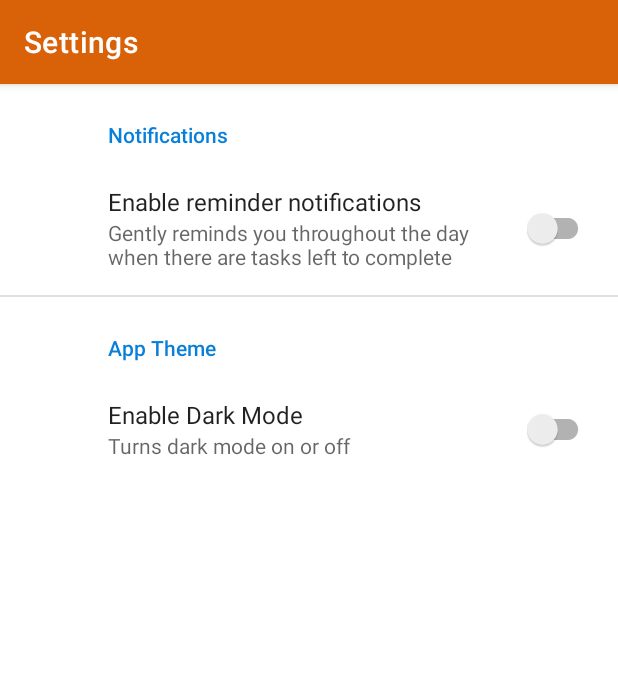
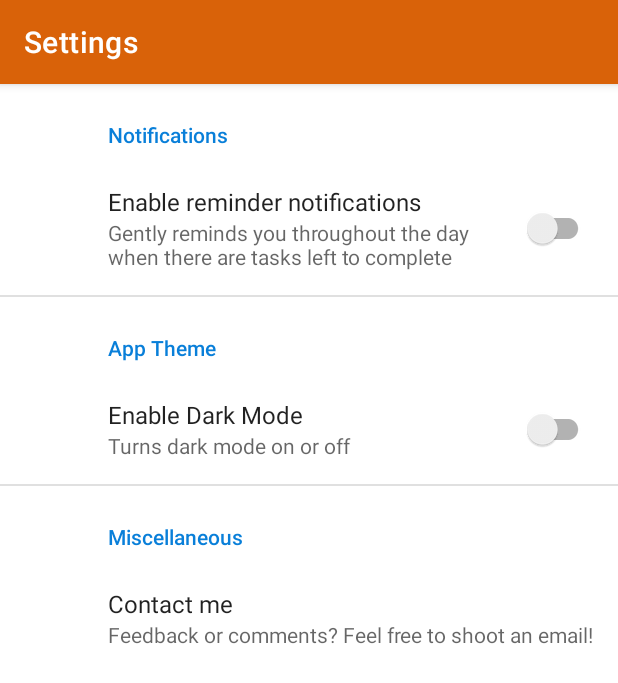
Before and after one commit to tazadejava/incremental, an Android app: the screen it shows after launch (SettingsActivity), in the options menu, after a tap on "Settings", on a phone screen of 412 x 824 dp. Shown: the top 683 px of the screen. Run offline under Robolectric (Android 15) with nearby library versions, the phone set to English and light mode, and no system bars; our stand-ins replace androidx.preference, navigation-ui; libraries missing offline, so code that uses them is left out: com.github.mikephil.charting, net.lingala.zip4j; 52 statements that could not run were skipped.

Commit message:
Add contact information and finalize for first release

```diff
--- a/app/build.gradle
+++ b/app/build.gradle
@@ -7,8 +7,8 @@ android {
         applicationId "me.tazadejava.incremental"
         minSdkVersion 26
         targetSdkVersion 30
-        versionCode 7
-        versionName "1.0.6"
+        versionCode 8
+        versionName "1.0.7"
         testInstrumentationRunner "androidx.test.runner.AndroidJUnitRunner"
     }
     buildTypes {
--- a/app/src/main/java/me/tazadejava/incremental/logic/tasks/TaskManager.java
+++ b/app/src/main/java/me/tazadejava/incremental/logic/tasks/TaskManager.java
@@ -401,6 +401,21 @@ public class TaskManager {
         return timePeriodsRevised;
     }
 
+    /**
+     * Returns whether an active time period exists at all
+     * @return
+     */
+    public boolean existsActiveTimePeriod() {
+        LocalDate now = LocalDate.now();
+        for(int i = timePeriods.size() - 1; i >= 0; i--) {
+            if(timePeriods.get(i).isInTimePeriod(now)) {
+                return true;
+            }
+        }
+
+        return false;
+    }
+
     public void saveAllData() {
         saveData(true, timePeriods.toArray(new TimePeriod[0]));
     }
--- a/app/src/main/java/me/tazadejava/incremental/ui/daysoff/DaysOffFragment.java
+++ b/app/src/main/java/me/tazadejava/incremental/ui/daysoff/DaysOffFragment.java
@@ -17,6 +17,7 @@ import com.google.android.material.floatingactionbutton.FloatingActionButton;
 import java.time.DayOfWeek;
 import java.time.LocalDate;
 import java.time.format.DateTimeFormatter;
+import java.util.Locale;
 
 import me.tazadejava.incremental.R;
 import me.tazadejava.incremental.logic.taskmodifiers.GlobalTaskWorkPreference;
@@ -42,7 +43,7 @@ public class DaysOffFragment extends Fragment implements BackPressedInterface {
 
         GlobalTaskWorkPreference workPreferences = taskManager.getCurrentTimePeriod().getWorkPreferences();
 
-        DateTimeFormatter formatter = DateTimeFormatter.ofPattern("EEEE (MM/dd)");
+        DateTimeFormatter formatter = DateTimeFormatter.ofPattern("EEEE (MM/dd)").withLocale(Locale.ENGLISH);
 
         TextView daysOffText = root.findViewById(R.id.daysOffText);
 
--- a/app/src/main/java/me/tazadejava/incremental/ui/main/MainActivity.java
+++ b/app/src/main/java/me/tazadejava/incremental/ui/main/MainActivity.java
@@ -92,7 +92,7 @@ public class MainActivity extends AppCompatActivity {
         updateNavBarTimePeriod();
 
         //check if need new time period
-        if(taskManager.hasTimePeriodExpired()) {
+        if(taskManager.hasTimePeriodExpired() && !taskManager.existsActiveTimePeriod()) {
             creatingNewTimePeriod = true;
             showRenewalTimePeriodDialog();
         }
--- a/app/src/main/java/me/tazadejava/incremental/ui/main/SettingsFragment.java
+++ b/app/src/main/java/me/tazadejava/incremental/ui/main/SettingsFragment.java
@@ -1,16 +1,31 @@
 package me.tazadejava.incremental.ui.main;
 
+import android.content.Intent;
+import android.net.Uri;
 import android.os.Bundle;
 
+import androidx.preference.Preference;
 import androidx.preference.PreferenceFragmentCompat;
 
 import me.tazadejava.incremental.R;
 
 public class SettingsFragment extends PreferenceFragmentCompat {
 
+    public static final String PREF_CONTACT_INFO = "contactInformation";
+
     @Override
     public void onCreatePreferences(Bundle savedInstanceState, String rootKey) {
         setPreferencesFromResource(R.xml.user_settings, rootKey);
+
+        Preference contactButton = findPreference(PREF_CONTACT_INFO);
+        contactButton.setOnPreferenceClickListener(new Preference.OnPreferenceClickListener() {
+            @Override
+            public boolean onPreferenceClick(Preference preference) {
+                Intent sendEmail = new Intent(Intent.ACTION_SENDTO, Uri.fromParts("mailto", "tazadejava@gmail.com", null));
+                startActivity(Intent.createChooser(sendEmail, "Send email..."));
+                return true;
+            }
+        });
     }
 
     @Override
--- a/app/src/main/java/me/tazadejava/incremental/ui/statistics/CalendarMonthAdapter.java
+++ b/app/src/main/java/me/tazadejava/incremental/ui/statistics/CalendarMonthAdapter.java
@@ -16,6 +16,8 @@ import java.util.HashMap;
 
 import me.tazadejava.incremental.R;
 import me.tazadejava.incremental.logic.taskmodifiers.Group;
+import me.tazadejava.incremental.ui.main.IncrementalApplication;
+import me.tazadejava.incremental.ui.main.Utils;
 
 public class CalendarMonthAdapter extends RecyclerView.Adapter<CalendarMonthAdapter.ViewHolder> {
 
@@ -72,6 +74,10 @@ public class CalendarMonthAdapter extends RecyclerView.Adapter<CalendarMonthAdap
 
         vh.monthCalendar.setLayoutManager(new LinearLayoutManager(activity));
 
+        if(!((IncrementalApplication) activity.getApplication()).isDarkModeOn()) {
+            vh.monthCalendar.setBackgroundColor(Utils.getThemeAttrColor(activity, R.attr.cardTextColor));
+        }
+
         return vh;
     }
 
--- a/app/src/main/res/xml/user_settings.xml
+++ b/app/src/main/res/xml/user_settings.xml
@@ -21,4 +21,14 @@
 
     </PreferenceCategory>
 
+    <PreferenceCategory
+        app:title="Miscellaneous">
+
+        <Preference
+            app:key="contactInformation"
+            app:title="Contact me"
+            app:summary="Feedback or comments? Feel free to shoot an email!" />
+
+    </PreferenceCategory>
+
 </PreferenceScreen>
```
